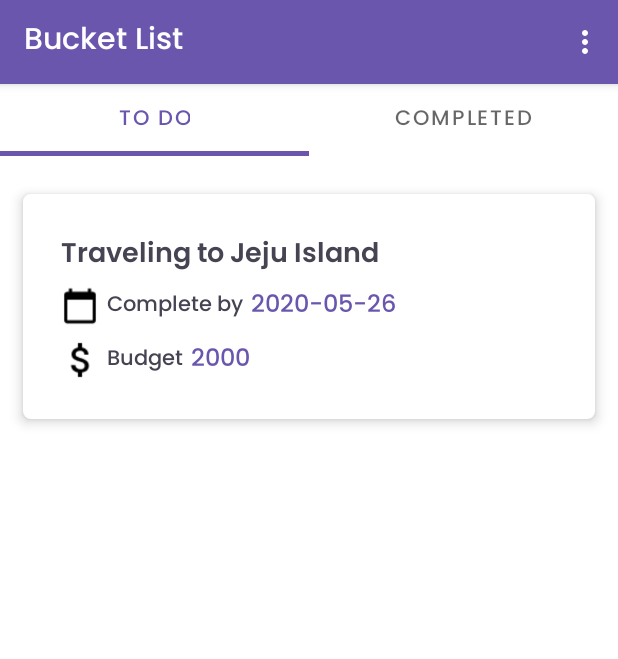
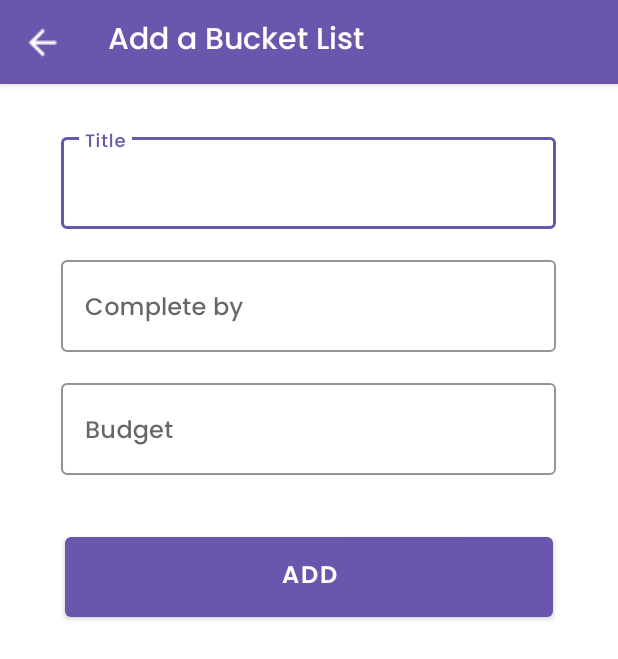
Before and after one commit to irene-haeryun-kwon/b-list, an Android app: the screen it shows after launch (BListActivity before the commit, BListAddActivity after it), in the options menu, after a tap on "Add", on a phone screen of 412 x 824 dp. Shown: the top 659 px of the screen. Run offline under Robolectric (Android 15) with nearby library versions, the light colour scheme and no system bars; Roboto replaces fonts that are not available here.

Commit message:
Completed frontend for adding a bucket list

```diff
--- a/app/src/main/AndroidManifest.xml
+++ b/app/src/main/AndroidManifest.xml
@@ -23,6 +23,7 @@
                 <category android:name="android.intent.category.LAUNCHER" />
             </intent-filter>
         </activity>
+        <activity android:name=".BListAddActivity" />
         <meta-data
             android:name="preloaded_fonts"
             android:resource="@array/preloaded_fonts" />
--- a/app/src/main/java/io/github/blist/BListActivity.java
+++ b/app/src/main/java/io/github/blist/BListActivity.java
@@ -3,6 +3,8 @@ package io.github.blist;
 import androidx.appcompat.app.AppCompatActivity;
 import androidx.appcompat.widget.Toolbar;
 import androidx.viewpager.widget.ViewPager;
+
+import android.content.Intent;
 import android.os.Bundle;
 import android.view.Menu;
 import android.view.MenuItem;
@@ -42,7 +44,8 @@ public class BListActivity extends AppCompatActivity {
         int id = item.getItemId();
 
         if (id == R.id.add) {
-            return true;
+            Intent i = new Intent(getBaseContext(), BListAddActivity.class);
+            startActivity(i);
         }
 
         return super.onOptionsItemSelected(item);
--- /dev/null
+++ b/app/src/main/java/io/github/blist/BListAddActivity.java
@@ -0,0 +1,23 @@
+package io.github.blist;
+
+import android.content.Intent;
+import android.os.Bundle;
+import android.view.View;
+
+import androidx.appcompat.app.AppCompatActivity;
+
+/* Modified at
+    Nov 29, 2019 */
+public class BListAddActivity extends AppCompatActivity {
+
+    @Override
+    protected void onCreate(Bundle savedInstanceState) {
+        super.onCreate(savedInstanceState);
+        setContentView(R.layout.b_list_add);
+    }
+
+    public void onBackButtonClick(View v) {
+        Intent i = new Intent(getBaseContext(), BListActivity.class);
+        startActivity(i);
+    }
+}
--- a/app/src/main/res/layout/b_list.xml
+++ b/app/src/main/res/layout/b_list.xml
@@ -16,6 +16,7 @@
 
         <androidx.appcompat.widget.Toolbar
             android:id="@+id/toolbar"
+            app:title="Bucket List"
             style="@style/Toolbar" />
 
     </com.google.android.material.appbar.AppBarLayout>
--- /dev/null
+++ b/app/src/main/res/layout/b_list_add.xml
@@ -0,0 +1,62 @@
+<?xml version="1.0" encoding="utf-8"?>
+
+<!-- Modified at Nov 29, 2019 -->
+<LinearLayout xmlns:android="http://schemas.android.com/apk/res/android"
+    xmlns:app="http://schemas.android.com/apk/res-auto"
+    style="@style/Container.BListAdd">
+
+    <com.google.android.material.appbar.AppBarLayout
+        android:layout_width="match_parent"
+        android:layout_height="wrap_content">
+
+        <androidx.appcompat.widget.Toolbar
+            android:id="@+id/toolbar"
+            app:title="Add a Bucket List"
+            app:navigationIcon="@drawable/back"
+            android:onClick="onBackButtonClick"
+            style="@style/Toolbar" />
+
+    </com.google.android.material.appbar.AppBarLayout>
+
+    <com.google.android.material.textfield.TextInputLayout
+        android:id="@+id/title_text_input"
+        android:hint="Title"
+        style="@style/TextInputLayout"
+        android:layout_marginTop="30dp">
+
+        <com.google.android.material.textfield.TextInputEditText
+            android:id="@+id/title_edit_text"
+            style="@style/TextInputEditText" />
+
+    </com.google.android.material.textfield.TextInputLayout>
+
+    <com.google.android.material.textfield.TextInputLayout
+        android:id="@+id/date_text_input"
+        android:hint="Complete by"
+        style="@style/TextInputLayout">
+
+        <com.google.android.material.textfield.TextInputEditText
+            android:id="@+id/date_edit_text"
+            style="@style/TextInputEditText"
+            android:inputType="date" />
+
+    </com.google.android.material.textfield.TextInputLayout>
+
+    <com.google.android.material.textfield.TextInputLayout
+        android:id="@+id/budget_text_input"
+        android:hint="Budget"
+        style="@style/TextInputLayout">
+
+        <com.google.android.material.textfield.TextInputEditText
+            android:id="@+id/budget_edit_text"
+            style="@style/TextInputEditText"
+            android:inputType="numberDecimal" />
+
+    </com.google.android.material.textfield.TextInputLayout>
+
+    <com.google.android.material.button.MaterialButton
+        android:id="@+id/add_button"
+        android:text="Add"
+        style="@style/LoginButton" />
+
+</LinearLayout>
--- a/app/src/main/res/layout/landing.xml
+++ b/app/src/main/res/layout/landing.xml
@@ -21,7 +21,7 @@
         android:layout_height="wrap_content"
         android:layout_below="@+id/logo"
         android:fontFamily="@font/aldrich"
-        android:text="@string/app_short_name"
+        android:text="@string/app_name"
         android:layout_marginTop="15dp"
         android:textColor="@color/white"
         android:textSize="50sp"
--- a/app/src/main/res/layout/login.xml
+++ b/app/src/main/res/layout/login.xml
@@ -3,19 +3,19 @@
 <!-- Modified at Nov 29, 2019 -->
 <LinearLayout
     xmlns:android="http://schemas.android.com/apk/res/android"
-    style="@style/LoginContainer">
+    style="@style/Container.Login">
 
     <TextView
         android:id="@+id/logo_text"
         style="@style/LogoText" />
 
     <com.google.android.material.textfield.TextInputLayout
-        android:id="@+id/title_text_input"
+        android:id="@+id/user_text_input"
         android:hint="Username"
         style="@style/TextInputLayout">
 
         <com.google.android.material.textfield.TextInputEditText
-            android:id="@+id/title_edit_text"
+            android:id="@+id/user_edit_text"
             style="@style/TextInputEditText" />
 
     </com.google.android.material.textfield.TextInputLayout>
--- a/app/src/main/res/layout/sign_up.xml
+++ b/app/src/main/res/layout/sign_up.xml
@@ -3,19 +3,19 @@
 <!-- Modified at Nov 29, 2019 -->
 <LinearLayout
     xmlns:android="http://schemas.android.com/apk/res/android"
-    style="@style/LoginContainer">
+    style="@style/Container.Login">
 
     <TextView
         android:id="@+id/logo_text"
         style="@style/LogoText" />
 
     <com.google.android.material.textfield.TextInputLayout
-        android:id="@+id/title_text_input"
+        android:id="@+id/user_text_input"
         android:hint="Username"
         style="@style/TextInputLayout">
 
         <com.google.android.material.textfield.TextInputEditText
-            android:id="@+id/title_edit_text"
+            android:id="@+id/user_edit_text"
             style="@style/TextInputEditText" />
 
     </com.google.android.material.textfield.TextInputLayout>
--- a/app/src/main/res/values/strings.xml
+++ b/app/src/main/res/values/strings.xml
@@ -2,8 +2,7 @@
 <!-- Modified at Nov 29, 2019 -->
 <resources>
 
-    <string name="app_name">Bucket List</string>
-    <string name="app_short_name">b:list</string>
+    <string name="app_name">b:list</string>
     <string name="tab_a_label">To do</string>
     <string name="tab_b_label">Completed</string>
     <string name="copyright">© 2019</string>
--- a/app/src/main/res/values/styles.xml
+++ b/app/src/main/res/values/styles.xml
@@ -9,6 +9,13 @@
         <item name="android:fontFamily">@font/poppins_medium</item>
         <item name="android:textColor">@color/colorGeneralText</item>
         <item name="android:textColorSecondary">@color/white</item> <!-- Menu color -->
+    </style>
+
+    <!-- General -->
+    <style name="Container">
+        <item name="android:orientation">vertical</item>
+        <item name="android:layout_width">match_parent</item>
+        <item name="android:layout_height">match_parent</item>
     </style>
 
     <!-- b_list -->
@@ -92,11 +99,8 @@
         <item name="android:divider">@android:color/transparent</item>
     </style>
 
-    <!-- login -->
-    <style name="LoginContainer">
-        <item name="android:orientation">vertical</item>
-        <item name="android:layout_width">match_parent</item>
-        <item name="android:layout_height">match_parent</item>
+    <!-- login & sign_up -->
+    <style name="Container.Login">
         <item name="android:gravity">center</item>
     </style>
 
@@ -105,7 +109,7 @@
         <item name="android:layout_height">wrap_content</item>
         <item name="android:textSize">60sp</item>
         <item name="android:textColor">@color/colorPrimary</item>
-        <item name="android:text">@string/app_short_name</item>
+        <item name="android:text">@string/app_name</item>
         <item name="android:fontFamily">@font/aldrich</item>
         <item name="android:layout_marginBottom">50dp</item>
     </style>
@@ -149,4 +153,9 @@
         <item name="android:layout_marginTop">30dp</item>
     </style>
 
+    <!-- b_list_add -->
+    <style name="Container.BListAdd">
+        <item name="android:gravity">center_horizontal</item>
+    </style>
+
 </resources>
```
Also changed, not shown: app/src/main/res/drawable/back.png (added).
